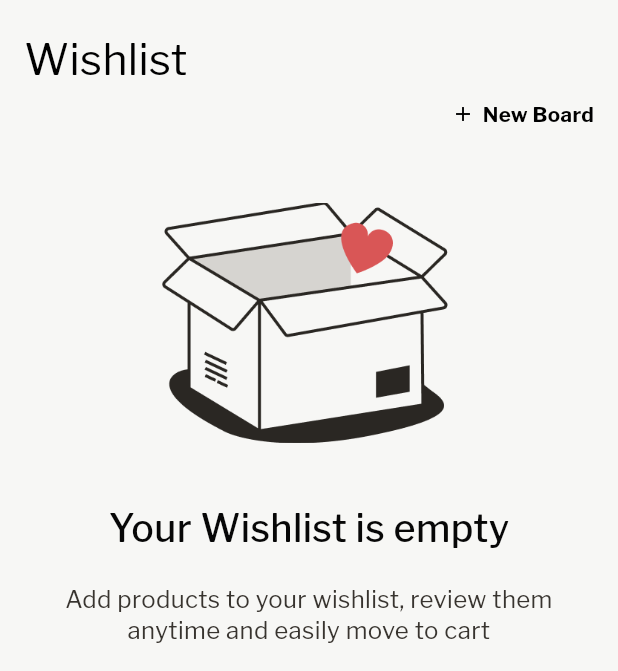
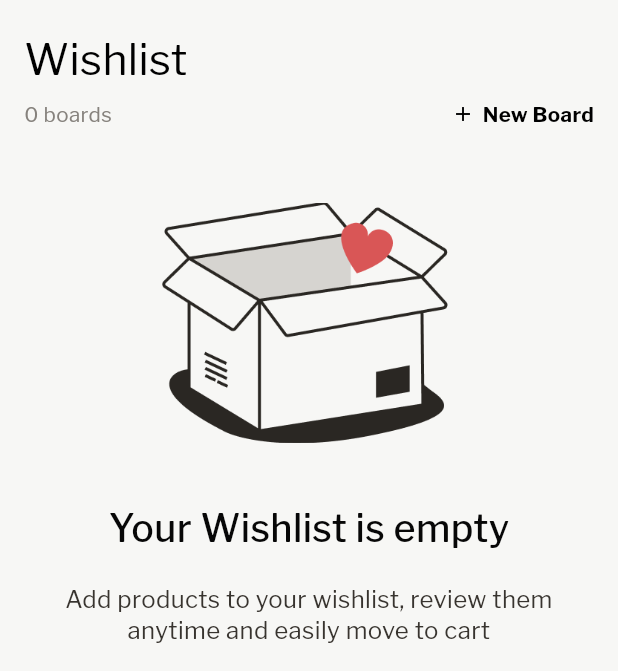
Before and after one commit to LaFetch2026/Lf_Application_Production, a Flutter app: the WishlistScreen screen opened directly, on a phone screen of 412 x 824 dp, the part 120-791 px from its top. Run offline on Flutter 3.47's test engine with Material 2 defaults, Android fonts, the phone set to English and light mode, and no system bars; our stand-ins replace cached_network_image, device_info_plus, dropdown_button2, flutter_cache_manager, flutter_otp_text_field, flutter_screenutil and 5 more; missing offline and left inert: onesignal_flutter, razorpay_flutter; accounts and stored records are empty; network calls fail.

Commit message:
added total item in wishlist

```diff
--- a/lib/controller/wishlist_controller.dart
+++ b/lib/controller/wishlist_controller.dart
@@ -22,6 +22,7 @@ class WishlistController extends BaseController {
   List productList = [].obs;
   List wishListProduct = [].obs;
   RxInt addItem = 0.obs;
+  RxInt totalBoard = 0.obs;
   final boardNameController = TextEditingController();
   List<bool> selected = List.generate(50, (i) => false).obs;
   List deleteId = [].obs;
@@ -76,6 +77,7 @@ class WishlistController extends BaseController {
       if (response.statusCode == 200) {
         if (responseData["data"] != null) {
           wishlistList = responseData["data"];
+          totalBoard.value = responseData["meta"]["total"];
         }
       } else if (response.statusCode == 500) {
         getSnackBar("Server Error");
--- a/lib/screens/wishlistscreen.dart
+++ b/lib/screens/wishlistscreen.dart
@@ -126,7 +126,7 @@ class WishlistScreenState extends State<WishlistScreen> {
                                     child: Row(
                                       children: [
                                         AppText(
-                                          text: "",
+                                          text: "0 boards",
                                           fontFamily: "Franklin Gothic Regular",
                                           fontWeight: FontWeight.w400,
                                           color: textHintColor,
@@ -238,7 +238,7 @@ class WishlistScreenState extends State<WishlistScreen> {
                                       children: [
                                         AppText(
                                           text:
-                                              "${wishlistController.wishlistList.length} boards",
+                                              "${wishlistController.totalBoard.value} boards",
                                           fontFamily: "Franklin Gothic Regular",
                                           fontWeight: FontWeight.w400,
                                           color: textHintColor,
```
